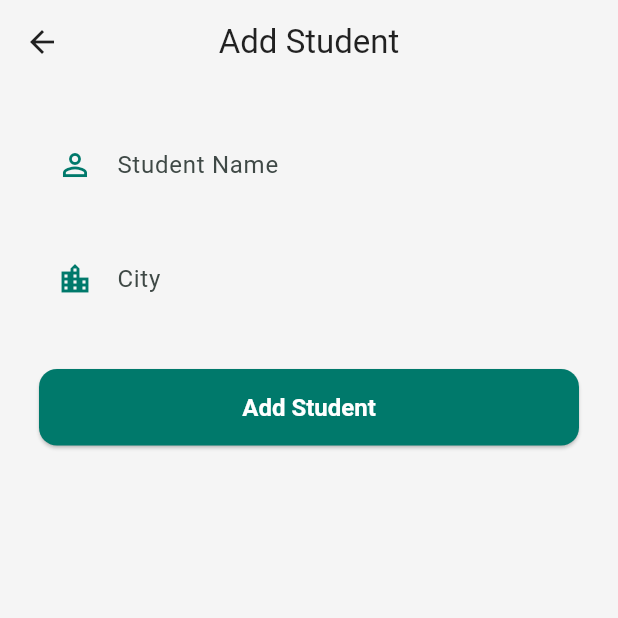
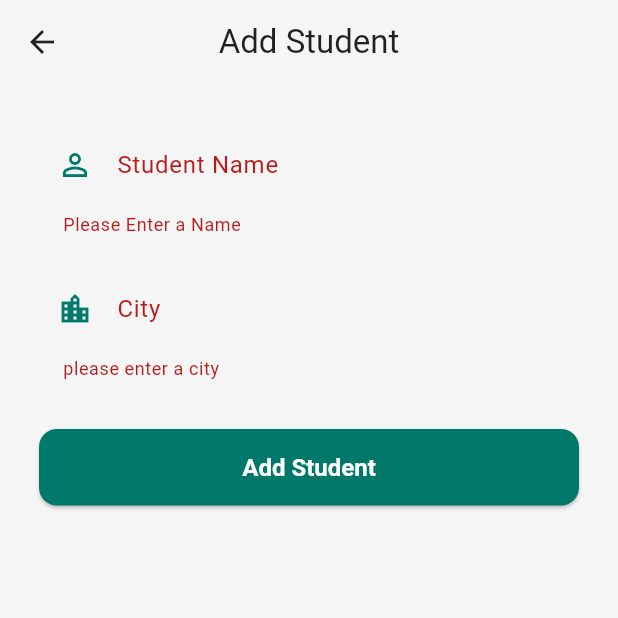
Before and after one commit to Amir-Hossein-Azimi/student_list, a Flutter app: the UserEditScreen screen opened directly, after a tap on "Add Student", on a phone screen of 412 x 824 dp, the top half of it. Run offline on Flutter 3.47's test engine with Material 3 defaults, Android fonts, the phone set to English and light mode, and no system bars; our stand-ins replace dio; network calls fail.

Commit message:
write code for add student and edit student in user_edit_screen.dart

```diff
--- a/lib/screens/user_edit_screen.dart
+++ b/lib/screens/user_edit_screen.dart
@@ -1,5 +1,6 @@
 import 'package:flutter/material.dart';
 import 'package:student_list/models/user.dart';
+import 'package:student_list/services/api_service.dart';
 
 class UserEditScreen extends StatefulWidget {
   final User? user;
@@ -14,8 +15,61 @@ class _UserEditScreenState extends State<UserEditScreen> {
   final TextEditingController nameController = TextEditingController();
   final TextEditingController cityController = TextEditingController();
   bool isLoading = false;
+  final ApiService apiService = ApiService();
 
-  saveUser() {}
+  Future<void> saveUser() async {
+    if (!formKey.currentState!.validate() || !mounted) return;
+    setState(() {
+      isLoading = true;
+    });
+    try {
+      if (widget.user == null) {
+        //add student
+        await apiService.createUser(nameController.text, cityController.text);
+        if (mounted) {
+          ScaffoldMessenger.of(context).showSnackBar(
+            SnackBar(
+              content: Text("New Student added successfully!"),
+              backgroundColor: Colors.green,
+            ),
+          );
+        }
+        if (mounted) {
+          Navigator.pop(context, true);
+        }
+      } else {
+        //edit student
+        await apiService.updateUser(
+          widget.user!.id,
+          nameController.text,
+          cityController.text,
+        );
+        if (mounted) {
+          ScaffoldMessenger.of(context).showSnackBar(
+            SnackBar(
+              content: Text("User Information updated!"),
+              backgroundColor: Colors.green,
+            ),
+          );
+        }
+        if (mounted) {
+          Navigator.pop(context, true);
+        }
+      }
+    } catch (e) {
+      if (mounted) {
+        ScaffoldMessenger.of(context).showSnackBar(
+          SnackBar(
+            content: Text("Error saving data : $e"),
+            backgroundColor: Colors.red,
+          ),
+        );
+      }
+      if (mounted) {
+        isLoading = false;
+      }
+    }
+  }
 
   @override
   void initState() {
@@ -95,4 +149,12 @@ class _UserEditScreenState extends State<UserEditScreen> {
       ),
     );
   }
+
+  @override
+  void dispose() {
+    //for memory management
+    nameController.dispose();
+    cityController.dispose();
+    super.dispose();
+  }
 }
```
